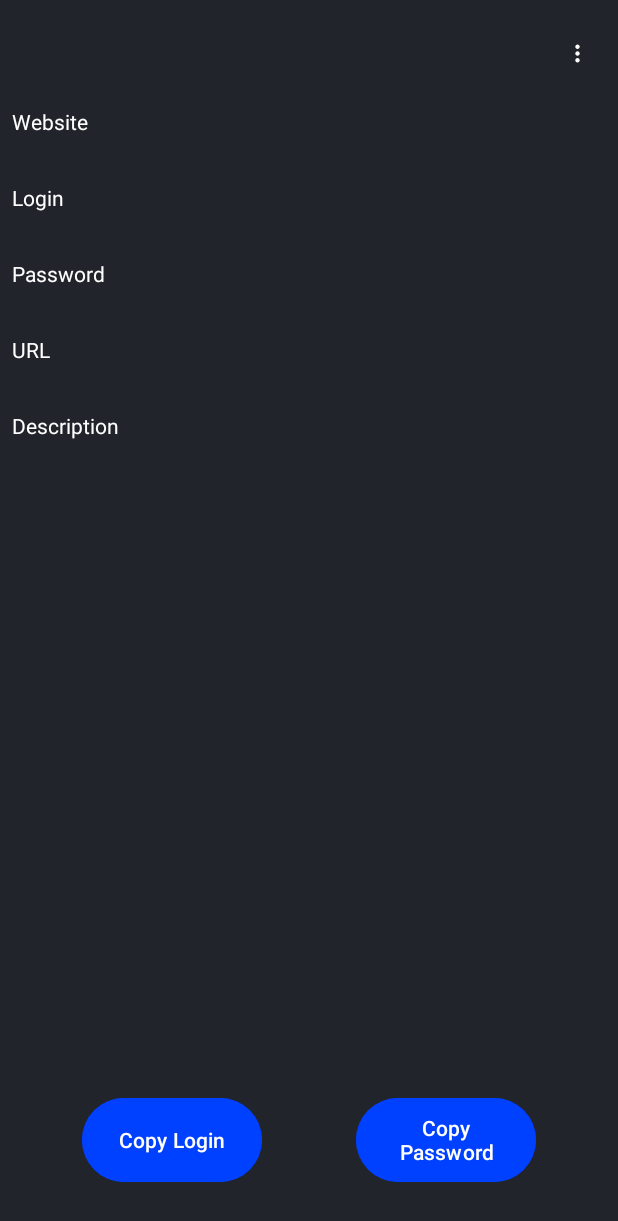
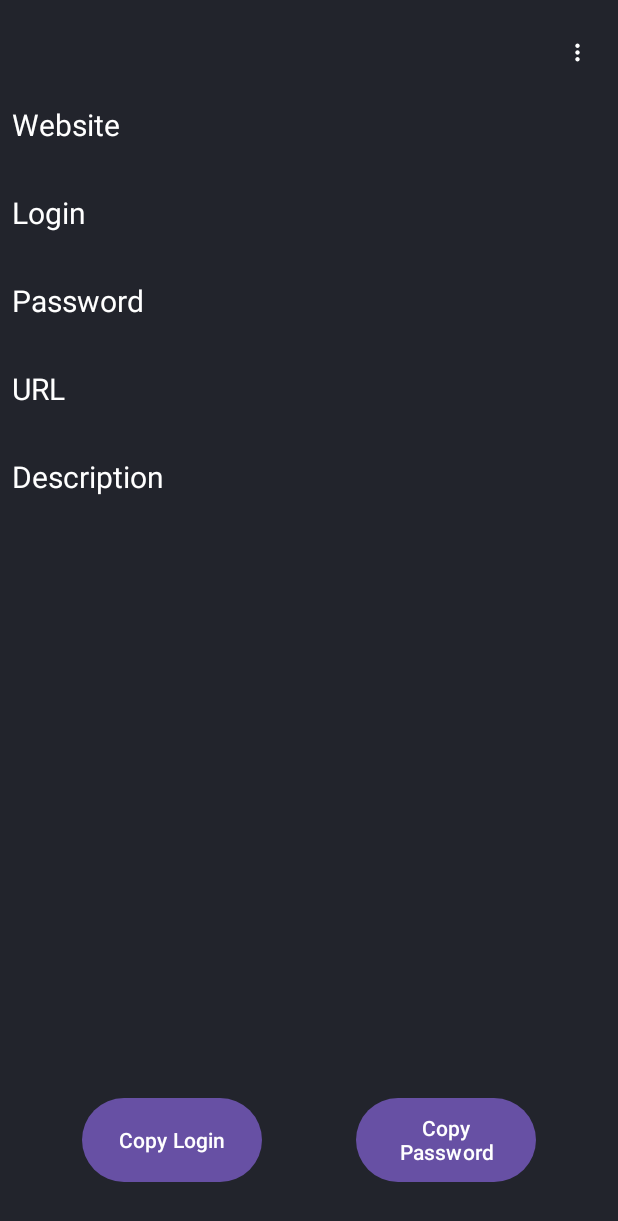
Before and after one commit to TheGraduate/Password-Manager, an Android app: the layout website_fragment.xml on its own in the app's theme, with its tools: preview values and no code run, on a phone screen of 412 x 824 dp. Shown: the top 1221 px of the screen. Run offline under Robolectric (Android 15) with nearby library versions, the phone set to English and light mode, and no system bars.

Commit message:
5 com status: work(with bugs) almost add encrypt/decrypt, extract some strings and dimens

```diff
--- a/app/build.gradle.kts
+++ b/app/build.gradle.kts
@@ -43,7 +43,11 @@ dependencies {
     implementation(libs.androidx.recyclerview)
     implementation(libs.androidx.cardview)
     implementation(libs.picasso)
-    implementation(libs.androidx.biometric)
+
+    //implementation(libs.androidx.biometric)
+    implementation (libs.androidx.biometric.v110)
+    implementation(libs.androidx.biometric.v120alpha05)
+
     implementation (libs.androidx.security.crypto)
     implementation (libs.glide)
     implementation(libs.firebase.crashlytics.buildtools)
--- a/app/src/main/java/com/example/passwordmanager/activityAndFragments/WebsiteFragment.kt
+++ b/app/src/main/java/com/example/passwordmanager/activityAndFragments/WebsiteFragment.kt
@@ -5,6 +5,7 @@ import android.content.ClipboardManager
 import android.content.Context
 import android.content.Intent
 import android.os.Bundle
+import android.util.Base64
 import android.view.LayoutInflater
 import android.view.Menu
 import android.view.View
@@ -21,12 +22,14 @@ import com.example.passwordmanager.R
 import com.example.passwordmanager.adapter.OnInteractionListenerWebsites
 import com.example.passwordmanager.adapter.WebsiteAdapter
 import com.example.passwordmanager.adapter.WebsiteDetailAdapter
+import com.example.passwordmanager.crypto.EncryptionManager
 import com.example.passwordmanager.databinding.WebsiteFragmentBinding
 import com.example.passwordmanager.dto.Website
 import com.example.passwordmanager.viewModel.WebsiteViewModel
 import com.google.firebase.crashlytics.buildtools.reloc.org.apache.http.util.Args
 
 class WebsiteFragment: Fragment() {
+    private val encryptionManager: EncryptionManager = EncryptionManager()
 
     private val viewModel: WebsiteViewModel by viewModels(
         ownerProducer = ::requireParentFragment
@@ -34,13 +37,12 @@ class WebsiteFragment: Fragment() {
 
     private val args by navArgs<WebsiteFragmentArgs>()
 
-
-
     override fun onCreateView(
         inflater: LayoutInflater,
         container: ViewGroup?,
         savedInstanceState: Bundle?
     ): View? {
+
         val binding = WebsiteFragmentBinding.inflate(inflater, container, false)
 
         val viewHolder = WebsiteDetailAdapter.WebsiteDetailViewHolder(binding, object : OnInteractionListenerWebsites {
--- a/app/src/main/java/com/example/passwordmanager/activityAndFragments/WebsiteListFragment.kt
+++ b/app/src/main/java/com/example/passwordmanager/activityAndFragments/WebsiteListFragment.kt
@@ -14,11 +14,13 @@ import com.example.passwordmanager.adapter.OnInteractionListenerWebsites
 import com.example.passwordmanager.R
 import com.example.passwordmanager.dto.Website
 import com.example.passwordmanager.adapter.WebsiteAdapter
+import com.example.passwordmanager.crypto.EncryptionManager
 import com.example.passwordmanager.viewModel.WebsiteViewModel
 import com.example.passwordmanager.databinding.FragmentWebsiteListBinding
 
 
-class WebsiteListFragment : Fragment() {
+class WebsiteListFragment (
+) : Fragment() {
 
     private val viewModel: WebsiteViewModel by viewModels(
         ownerProducer = ::requireParentFragment
--- a/app/src/main/res/layout/website_fragment.xml
+++ b/app/src/main/res/layout/website_fragment.xml
@@ -5,10 +5,6 @@
     android:layout_width="match_parent"
     android:layout_height="match_parent"
     android:background="@color/background">
-
-   <!-- Your Website Details UI Elements -->
-
-   <!-- Bottom Action Buttons -->
 
    <com.google.android.material.button.MaterialButton
        android:id="@+id/iconImageWebsiteMenuOnWebsiteFragment"
@@ -102,7 +98,8 @@
        android:layout_marginStart="8dp"
        android:layout_marginTop="54dp"
        android:layout_marginEnd="8dp"
-       android:text="Website"
+       android:text="@string/website_title"
+       android:textSize="@dimen/text_size_title"
        android:textColor="@color/white"
        app:layout_constraintBottom_toTopOf="@+id/UsersWebsiteName"
        app:layout_constraintEnd_toEndOf="parent"
@@ -117,7 +114,8 @@
        android:layout_width="0dp"
        android:layout_height="wrap_content"
        android:layout_marginTop="8dp"
-       android:text="Login"
+       android:text="@string/login_title"
+       android:textSize="@dimen/text_size_title"
        android:textColor="@color/white"
        app:layout_constraintBottom_toTopOf="@+id/UsersWebsiteLogin"
        app:layout_constraintEnd_toEndOf="@+id/UsersWebsiteName"
@@ -130,7 +128,8 @@
        android:layout_width="0dp"
        android:layout_height="wrap_content"
        android:layout_marginTop="8dp"
-       android:text="Password"
+       android:text="@string/password_title"
+       android:textSize="@dimen/text_size_title"
        android:textColor="@color/white"
        app:layout_constraintBottom_toTopOf="@+id/UsersWebsitePassword"
        app:layout_constraintEnd_toEndOf="@+id/UsersWebsiteLogin"
@@ -142,7 +141,8 @@
        android:layout_width="0dp"
        android:layout_height="wrap_content"
        android:layout_marginTop="8dp"
-       android:text="URL"
+       android:text="@string/url_title"
+       android:textSize="@dimen/text_size_title"
        android:textColor="@color/white"
        app:layout_constraintBottom_toTopOf="@+id/UsersWebsiteURL"
        app:layout_constraintEnd_toEndOf="@+id/UsersWebsitePassword"
@@ -154,7 +154,8 @@
        android:layout_width="0dp"
        android:layout_height="wrap_content"
        android:layout_marginTop="8dp"
-       android:text="Description"
+       android:text="@string/description_title"
+       android:textSize="@dimen/text_size_title"
        android:textColor="@color/white"
        app:layout_constraintBottom_toTopOf="@+id/UsersWebsiteDescription"
        app:layout_constraintEnd_toEndOf="@+id/UsersWebsiteURL"
@@ -176,7 +177,7 @@
        android:layout_width="120dp"
        android:layout_height="64dp"
        android:layout_marginBottom="32dp"
-       android:backgroundTint="@color/toolbarFontColor"
+
        android:text="Copy Password"
        app:layout_constraintBottom_toBottomOf="parent"
        app:layout_constraintEnd_toEndOf="parent"
@@ -189,7 +190,7 @@
        android:layout_height="64dp"
        android:layout_marginEnd="8dp"
        android:layout_marginBottom="32dp"
-       android:backgroundTint="@color/toolbarFontColor"
+
        android:text="Copy Login"
        app:layout_constraintBottom_toBottomOf="parent"
        app:layout_constraintEnd_toStartOf="@id/buttonCopyPassword"
--- a/app/src/main/res/values/dimens.xml
+++ b/app/src/main/res/values/dimens.xml
@@ -4,4 +4,5 @@
     <dimen name="height_enter_field">40dp</dimen>
     <dimen name="margin_top_enter_field">8dp</dimen>
     <dimen name="height_create_website_button">40dp</dimen>
+    <dimen name="text_size_title">20sp</dimen>
 </resources>
--- a/app/src/main/res/values/strings.xml
+++ b/app/src/main/res/values/strings.xml
@@ -20,5 +20,11 @@
     <string name="login_copied_to_clipboard">Login copied to clipboard</string>
     <string name="password_copied_to_clipboard">Password copied to clipboard</string>
 
+    <string name="website_title">Website</string>
+    <string name="login_title">Login</string>
+    <string name="password_title">Password</string>
+    <string name="url_title">URL</string>
+    <string name="description_title">Description</string>
+
 
 </resources>
--- a/build.gradle.kts
+++ b/build.gradle.kts
@@ -5,6 +5,7 @@ buildscript {
     repositories {
         google()
         mavenCentral()
+        maven { url = uri("https://www.jitpack.io" ) }
     }
 
     dependencies {
```
Also changed, not shown: app/src/main/java/com/example/passwordmanager/activityAndFragments/FingerprintFragment.kt (added, +97 -0 lines), app/src/main/java/com/example/passwordmanager/crypto/EncryptionManager.kt (+12 -24 lines), app/src/main/java/com/example/passwordmanager/repository/WebsiteRepositorySharedPrefsImpl.kt (+16 -6 lines), app/src/main/java/com/example/passwordmanager/viewModel/WebsiteViewModel.kt (+16 -1 lines), app/src/main/res/layout/fingerprint_fragment.xml (added, +15 -0 lines), app/src/main/res/navigation/nav_graph.xml (+10 -1 lines), gradle/libs.versions.toml (+9 -5 lines), 1 other file.
